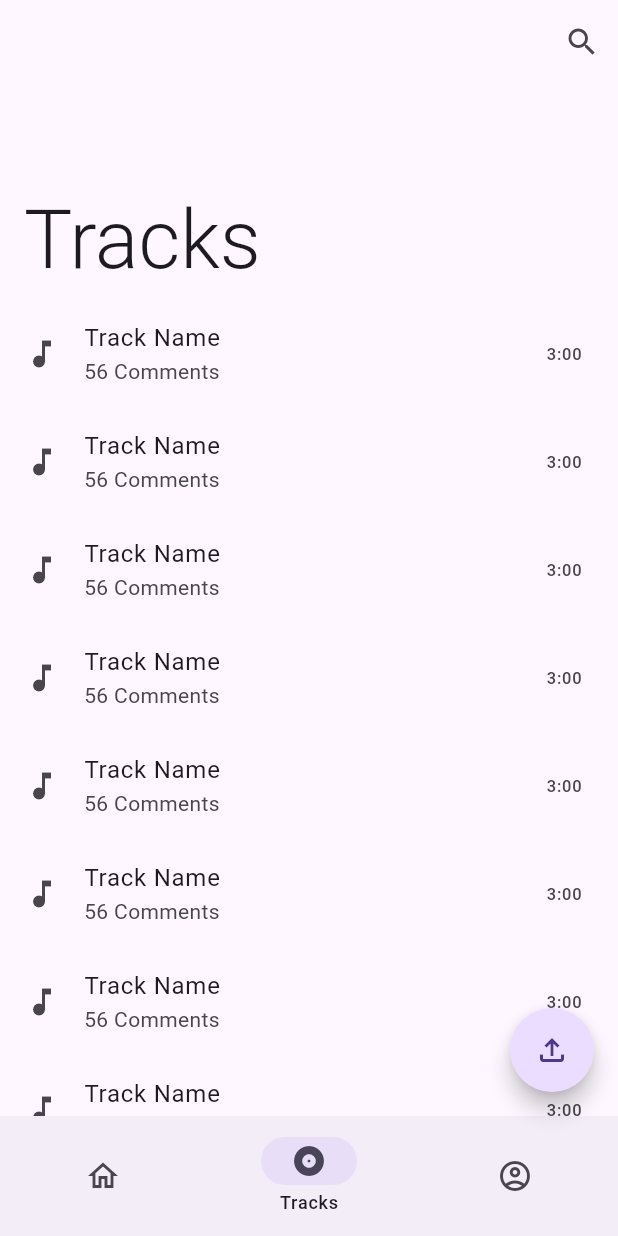
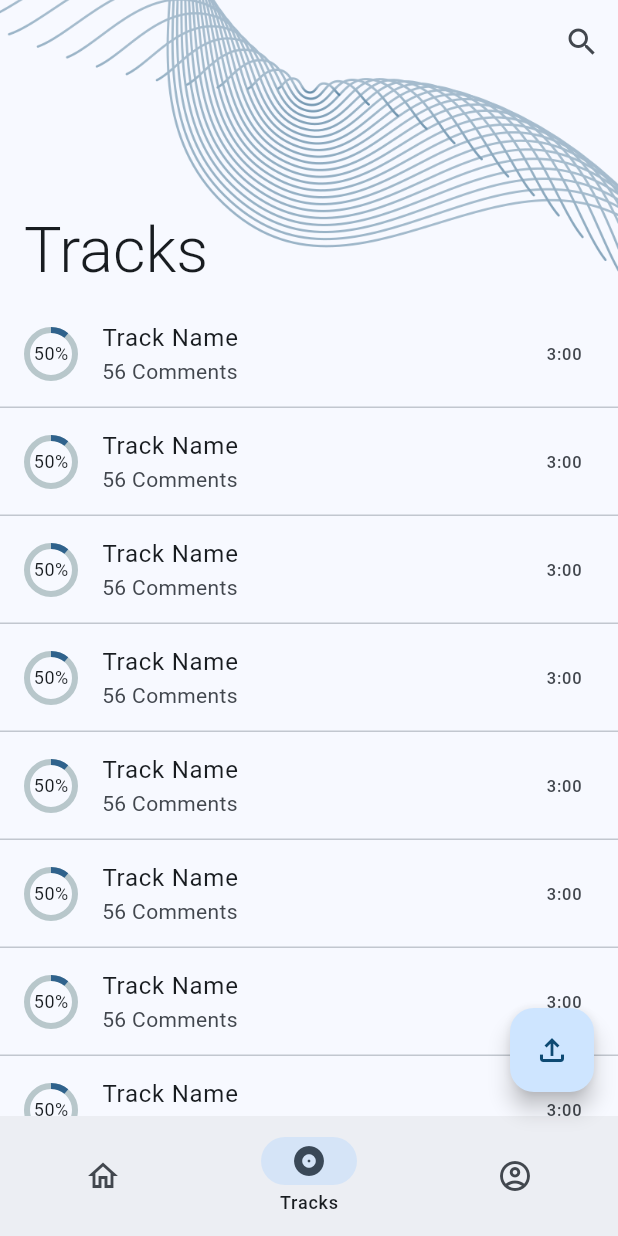
Before and after one commit to and-rose/audinote-mobile, a Flutter app: the screen it shows after launch, item 2 of the bottom bar chosen, on a phone screen of 412 x 824 dp. Run offline on Flutter 3.47's test engine with Material 2 defaults, Android fonts, the phone set to English and light mode, and no system bars; drawn by our look-alikes of percent_indicator.

Commit message:
Added percentage indicators and swirl to flexible space.

```diff
--- a/lib/main.dart
+++ b/lib/main.dart
@@ -17,12 +17,20 @@ class MyApp extends StatelessWidget {
       title: 'Audinote',
       theme: ThemeData(
         brightness: Brightness.light,
-        primarySwatch: Colors.blue,
+        colorScheme: ColorScheme.fromSeed(
+          seedColor: const Color(0xFF124e78),
+          secondary: const Color(0XFF07A0C3),
+        ),
         visualDensity: VisualDensity.adaptivePlatformDensity,
         textTheme: const TextTheme(
           headline1: TextStyle(
             fontSize: 72.0,
             fontWeight: FontWeight.bold,
+          ),
+          headline5: TextStyle(
+            fontSize: 28.0,
+            fontWeight: FontWeight.w300,
+            fontFamily: 'Roboto',
           ),
           headline6: TextStyle(
             fontSize: 36.0,
@@ -72,7 +80,6 @@ class _MyHomePageState extends State<MyHomePage> {
       'fab': FloatingActionButton(
         onPressed: () => {debugPrint("FAB pressed")},
         tooltip: 'Upload Track',
-        shape: const CircleBorder(),
         child: const Icon(
           Icons.file_upload_outlined,
         ),
--- a/lib/screens/tracks.dart
+++ b/lib/screens/tracks.dart
@@ -1,4 +1,6 @@
 import 'package:flutter/material.dart';
+import 'package:percent_indicator/percent_indicator.dart';
+import 'dart:math';
 
 final List<Map<String, dynamic>> tracks = [
   {
@@ -17,11 +19,16 @@ class TracksScreen extends StatelessWidget {
       slivers: [
         SliverAppBar(
           flexibleSpace: FlexibleSpaceBar(
+            background: const Image(
+              image: AssetImage("assets/wwwhirl.png"),
+              alignment: FractionalOffset(0.0, 0.7),
+              fit: BoxFit.cover,
+            ),
             titlePadding: const EdgeInsetsDirectional.only(
               start: 16,
               bottom: 5,
             ),
-            title: Text("Tracks", style: Theme.of(context).textTheme.headline6),
+            title: Text("Tracks", style: Theme.of(context).textTheme.headline5),
           ),
           actions: <Widget>[
             IconButton(
@@ -35,13 +42,26 @@ class TracksScreen extends StatelessWidget {
         SliverList(
           delegate: SliverChildBuilderDelegate(
             (BuildContext context, int index) {
-              return ListTile(
-                onTap: () {},
-                leading: const Icon(Icons.music_note),
-                title: Text(tracks[0]['title']),
-                subtitle: Text(tracks[0]['artist']),
-                trailing: Text(tracks[0]['duration']),
-              );
+              return Column(children: [
+                ListTile(
+                  onTap: () {},
+                  leading: CircularPercentIndicator(
+                    backgroundWidth: -1.0,
+                    progressColor: Theme.of(context).colorScheme.primary,
+                    radius: 18.0,
+                    lineWidth: 4.0,
+                    percent: Random().nextDouble(),
+                    center: Text(
+                      "50%",
+                      style: Theme.of(context).textTheme.bodySmall,
+                    ),
+                  ),
+                  title: Text(tracks[0]['title']),
+                  subtitle: Text(tracks[0]['artist']),
+                  trailing: Text(tracks[0]['duration']),
+                ),
+                const Divider(height: 0)
+              ]);
             },
             childCount: 20,
           ),
```
Also changed, not shown: pubspec.yaml (+6 -3 lines), assets/rrreflection.png (added), assets/ssscribble.png (added), assets/wwwhirl.png (added), pubspec.lock.
